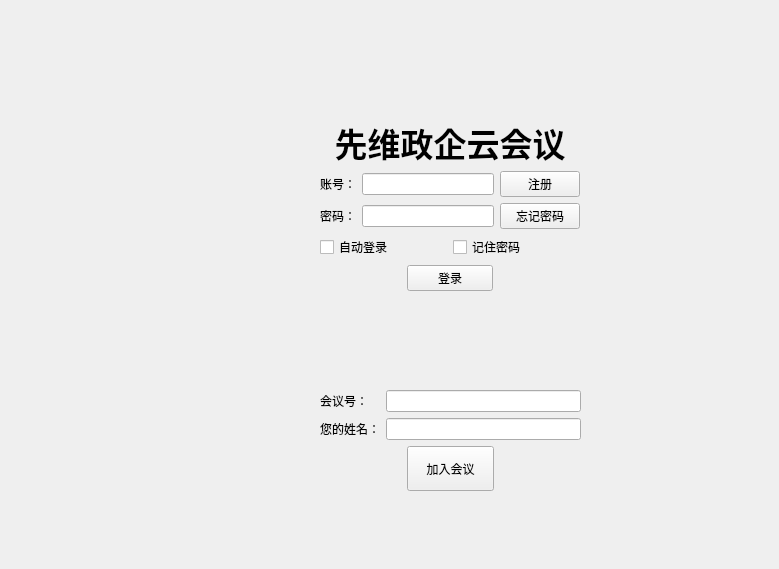
The window that LoginFrame.ui (MichaelHuang88/MeetingClient) describes before a commit, drawn with Qt 5.
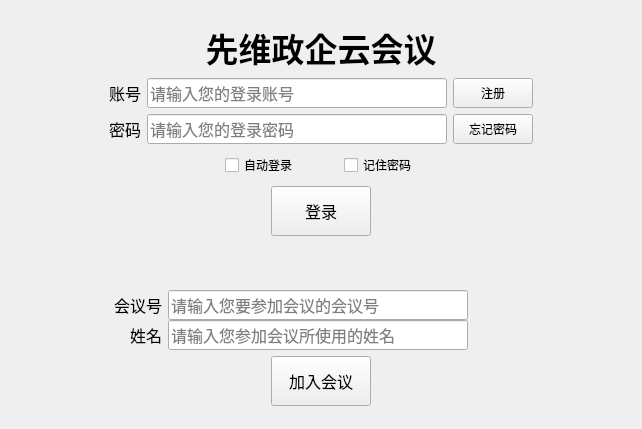
The same window after the commit. Icons and pictures are not drawn.

The edit to the form file:
```diff
--- a/LoginFrame.ui
+++ b/LoginFrame.ui
@@ -6,8 +6,8 @@
    <rect>
     <x>0</x>
     <y>0</y>
-    <width>779</width>
-    <height>569</height>
+    <width>642</width>
+    <height>429</height>
    </rect>
   </property>
   <property name="windowTitle">
@@ -19,18 +19,17 @@
   <property name="styleSheet">
    <string notr="true">border-image: \*url();</string>
   </property>
-  <widget class="QWidget" name="layoutWidget">
-   <property name="geometry">
-    <rect>
-     <x>320</x>
-     <y>120</y>
-     <width>260</width>
-     <height>171</height>
-    </rect>
-   </property>
+  <layout class="QVBoxLayout" name="verticalLayout_5">
+   <item>
    <layout class="QVBoxLayout" name="verticalLayout">
     <item>
      <widget class="QLabel" name="myNameLabel">
+       <property name="sizePolicy">
+        <sizepolicy hsizetype="Preferred" vsizetype="Fixed">
+         <horstretch>0</horstretch>
+         <verstretch>0</verstretch>
+        </sizepolicy>
+       </property>
       <property name="font">
        <font>
         <pointsize>25</pointsize>
@@ -48,62 +47,280 @@
     </item>
     <item>
      <layout class="QHBoxLayout" name="horizontalLayout">
+       <item>
+        <spacer name="horizontalSpacer_5">
+         <property name="orientation">
+          <enum>Qt::Horizontal</enum>
+         </property>
+         <property name="sizeHint" stdset="0">
+          <size>
+           <width>40</width>
+           <height>20</height>
+          </size>
+         </property>
+        </spacer>
+       </item>
       <item>
        <widget class="QLabel" name="accountLabel">
+         <property name="sizePolicy">
+          <sizepolicy hsizetype="Fixed" vsizetype="Fixed">
+           <horstretch>0</horstretch>
+           <verstretch>0</verstretch>
+          </sizepolicy>
+         </property>
+         <property name="minimumSize">
+          <size>
+           <width>0</width>
+           <height>30</height>
+          </size>
+         </property>
+         <property name="font">
+          <font>
+           <pointsize>12</pointsize>
+          </font>
+         </property>
         <property name="text">
-         <string>账号：</string>
+          <string>账号</string>
+         </property>
+         <property name="alignment">
+          <set>Qt::AlignLeading|Qt::AlignLeft|Qt::AlignVCenter</set>
         </property>
        </widget>
       </item>
       <item>
-       <widget class="QLineEdit" name="accountLineEdit"/>
+        <widget class="QLineEdit" name="accountLineEdit">
+         <property name="sizePolicy">
+          <sizepolicy hsizetype="Fixed" vsizetype="Fixed">
+           <horstretch>0</horstretch>
+           <verstretch>0</verstretch>
+          </sizepolicy>
+         </property>
+         <property name="minimumSize">
+          <size>
+           <width>300</width>
+           <height>30</height>
+          </size>
+         </property>
+         <property name="font">
+          <font>
+           <pointsize>12</pointsize>
+          </font>
+         </property>
+         <property name="placeholderText">
+          <string>请输入您的登录账号</string>
+         </property>
+        </widget>
       </item>
       <item>
        <widget class="QPushButton" name="regPushButton">
+         <property name="sizePolicy">
+          <sizepolicy hsizetype="Fixed" vsizetype="Fixed">
+           <horstretch>0</horstretch>
+           <verstretch>0</verstretch>
+          </sizepolicy>
+         </property>
+         <property name="minimumSize">
+          <size>
+           <width>60</width>
+           <height>30</height>
+          </size>
+         </property>
         <property name="text">
          <string>注册</string>
         </property>
        </widget>
       </item>
+       <item>
+        <spacer name="horizontalSpacer_6">
+         <property name="orientation">
+          <enum>Qt::Horizontal</enum>
+         </property>
+         <property name="sizeHint" stdset="0">
+          <size>
+           <width>40</width>
+           <height>20</height>
+          </size>
+         </property>
+        </spacer>
+       </item>
      </layout>
     </item>
     <item>
      <layout class="QHBoxLayout" name="horizontalLayout_2">
+       <item>
+        <spacer name="horizontalSpacer_7">
+         <property name="orientation">
+          <enum>Qt::Horizontal</enum>
+         </property>
+         <property name="sizeHint" stdset="0">
+          <size>
+           <width>40</width>
+           <height>20</height>
+          </size>
+         </property>
+        </spacer>
+       </item>
       <item>
        <widget class="QLabel" name="pwdLabel">
+         <property name="sizePolicy">
+          <sizepolicy hsizetype="Fixed" vsizetype="Fixed">
+           <horstretch>0</horstretch>
+           <verstretch>30</verstretch>
+          </sizepolicy>
+         </property>
+         <property name="font">
+          <font>
+           <pointsize>12</pointsize>
+          </font>
+         </property>
         <property name="text">
-         <string>密码：</string>
+          <string>密码</string>
+         </property>
+         <property name="alignment">
+          <set>Qt::AlignLeading|Qt::AlignLeft|Qt::AlignVCenter</set>
         </property>
        </widget>
       </item>
       <item>
-       <widget class="QLineEdit" name="pwdLineEdit_2"/>
+        <widget class="QLineEdit" name="pwdLineEdit">
+         <property name="sizePolicy">
+          <sizepolicy hsizetype="Fixed" vsizetype="Fixed">
+           <horstretch>0</horstretch>
+           <verstretch>0</verstretch>
+          </sizepolicy>
+         </property>
+         <property name="minimumSize">
+          <size>
+           <width>300</width>
+           <height>30</height>
+          </size>
+         </property>
+         <property name="font">
+          <font>
+           <pointsize>12</pointsize>
+          </font>
+         </property>
+         <property name="placeholderText">
+          <string>请输入您的登录密码</string>
+         </property>
+        </widget>
       </item>
       <item>
        <widget class="QPushButton" name="fgtPwdPushButton">
+         <property name="sizePolicy">
+          <sizepolicy hsizetype="Fixed" vsizetype="Fixed">
+           <horstretch>0</horstretch>
+           <verstretch>0</verstretch>
+          </sizepolicy>
+         </property>
+         <property name="minimumSize">
+          <size>
+           <width>60</width>
+           <height>30</height>
+          </size>
+         </property>
         <property name="text">
          <string>忘记密码</string>
         </property>
        </widget>
       </item>
+       <item>
+        <spacer name="horizontalSpacer_8">
+         <property name="orientation">
+          <enum>Qt::Horizontal</enum>
+         </property>
+         <property name="sizeHint" stdset="0">
+          <size>
+           <width>40</width>
+           <height>20</height>
+          </size>
+         </property>
+        </spacer>
+       </item>
      </layout>
     </item>
     <item>
      <layout class="QHBoxLayout" name="horizontalLayout_3">
+       <item>
+        <spacer name="horizontalSpacer_9">
+         <property name="orientation">
+          <enum>Qt::Horizontal</enum>
+         </property>
+         <property name="sizeHint" stdset="0">
+          <size>
+           <width>40</width>
+           <height>20</height>
+          </size>
+         </property>
+        </spacer>
+       </item>
       <item>
        <widget class="QCheckBox" name="autoLogincheckBox">
+         <property name="sizePolicy">
+          <sizepolicy hsizetype="Fixed" vsizetype="Fixed">
+           <horstretch>0</horstretch>
+           <verstretch>0</verstretch>
+          </sizepolicy>
+         </property>
+         <property name="minimumSize">
+          <size>
+           <width>0</width>
+           <height>30</height>
+          </size>
+         </property>
         <property name="text">
          <string>自动登录</string>
         </property>
        </widget>
       </item>
+       <item>
+        <spacer name="horizontalSpacer_11">
+         <property name="orientation">
+          <enum>Qt::Horizontal</enum>
+         </property>
+         <property name="sizeType">
+          <enum>QSizePolicy::Preferred</enum>
+         </property>
+         <property name="sizeHint" stdset="0">
+          <size>
+           <width>40</width>
+           <height>20</height>
+          </size>
+         </property>
+        </spacer>
+       </item>
       <item>
        <widget class="QCheckBox" name="remPwdcheckBox">
+         <property name="sizePolicy">
+          <sizepolicy hsizetype="Fixed" vsizetype="Fixed">
+           <horstretch>0</horstretch>
+           <verstretch>0</verstretch>
+          </sizepolicy>
+         </property>
+         <property name="minimumSize">
+          <size>
+           <width>0</width>
+           <height>30</height>
+          </size>
+         </property>
         <property name="text">
          <string>记住密码</string>
         </property>
        </widget>
       </item>
+       <item>
+        <spacer name="horizontalSpacer_10">
+         <property name="orientation">
+          <enum>Qt::Horizontal</enum>
+         </property>
+         <property name="sizeHint" stdset="0">
+          <size>
+           <width>40</width>
+           <height>20</height>
+          </size>
+         </property>
+        </spacer>
+       </item>
      </layout>
     </item>
     <item>
@@ -124,11 +341,22 @@
       <item>
        <widget class="QPushButton" name="loginPushButton">
         <property name="sizePolicy">
-         <sizepolicy hsizetype="Expanding" vsizetype="Expanding">
+          <sizepolicy hsizetype="Fixed" vsizetype="Fixed">
           <horstretch>0</horstretch>
           <verstretch>0</verstretch>
          </sizepolicy>
         </property>
+         <property name="minimumSize">
+          <size>
+           <width>100</width>
+           <height>50</height>
+          </size>
+         </property>
+         <property name="font">
+          <font>
+           <pointsize>12</pointsize>
+          </font>
+         </property>
         <property name="text">
          <string>登录</string>
         </property>
@@ -150,35 +378,99 @@
      </layout>
     </item>
    </layout>
-  </widget>
-  <widget class="QWidget" name="layoutWidget">
-   <property name="geometry">
-    <rect>
-     <x>320</x>
-     <y>390</y>
-     <width>261</width>
-     <height>101</height>
-    </rect>
-   </property>
+   </item>
+   <item>
+    <spacer name="verticalSpacer">
+     <property name="orientation">
+      <enum>Qt::Vertical</enum>
+     </property>
+     <property name="sizeType">
+      <enum>QSizePolicy::Fixed</enum>
+     </property>
+     <property name="sizeHint" stdset="0">
+      <size>
+       <width>20</width>
+       <height>36</height>
+      </size>
+     </property>
+    </spacer>
+   </item>
+   <item>
    <layout class="QVBoxLayout" name="verticalLayout_4">
     <property name="sizeConstraint">
-     <enum>QLayout::SetMinAndMaxSize</enum>
+      <enum>QLayout::SetDefaultConstraint</enum>
     </property>
     <item>
      <layout class="QHBoxLayout" name="horizontalLayout_5">
+       <item>
+        <spacer name="horizontalSpacer_12">
+         <property name="orientation">
+          <enum>Qt::Horizontal</enum>
+         </property>
+         <property name="sizeHint" stdset="0">
+          <size>
+           <width>40</width>
+           <height>20</height>
+          </size>
+         </property>
+        </spacer>
+       </item>
       <item>
        <layout class="QVBoxLayout" name="verticalLayout_2">
+         <property name="spacing">
+          <number>0</number>
+         </property>
         <item>
          <widget class="QLabel" name="accountLabel_2">
+           <property name="sizePolicy">
+            <sizepolicy hsizetype="Fixed" vsizetype="Fixed">
+             <horstretch>0</horstretch>
+             <verstretch>0</verstretch>
+            </sizepolicy>
+           </property>
+           <property name="minimumSize">
+            <size>
+             <width>0</width>
+             <height>30</height>
+            </size>
+           </property>
+           <property name="font">
+            <font>
+             <pointsize>12</pointsize>
+            </font>
+           </property>
           <property name="text">
-           <string>会议号：</string>
+            <string>会议号</string>
+           </property>
+           <property name="alignment">
+            <set>Qt::AlignRight|Qt::AlignTrailing|Qt::AlignVCenter</set>
           </property>
          </widget>
         </item>
         <item>
          <widget class="QLabel" name="pwdLabel_2">
+           <property name="sizePolicy">
+            <sizepolicy hsizetype="Fixed" vsizetype="Fixed">
+             <horstretch>0</horstretch>
+             <verstretch>0</verstretch>
+            </sizepolicy>
+           </property>
+           <property name="minimumSize">
+            <size>
+             <width>0</width>
+             <height>30</height>
+            </size>
+           </property>
+           <property name="font">
+            <font>
+             <pointsize>12</pointsize>
+            </font>
+           </property>
+           <property name="layoutDirection">
+            <enum>Qt::RightToLeft</enum>
+           </property>
           <property name="text">
-           <string>您的姓名：</string>
+            <string>姓名</string>
           </property>
          </widget>
         </item>
@@ -186,14 +478,88 @@
       </item>
       <item>
        <layout class="QVBoxLayout" name="verticalLayout_3">
+         <property name="spacing">
+          <number>0</number>
+         </property>
         <item>
-         <widget class="QLineEdit" name="accountLineEdit_2"/>
+          <widget class="QLineEdit" name="accountLineEdit_2">
+           <property name="sizePolicy">
+            <sizepolicy hsizetype="Fixed" vsizetype="Fixed">
+             <horstretch>0</horstretch>
+             <verstretch>0</verstretch>
+            </sizepolicy>
+           </property>
+           <property name="minimumSize">
+            <size>
+             <width>300</width>
+             <height>30</height>
+            </size>
+           </property>
+           <property name="font">
+            <font>
+             <pointsize>12</pointsize>
+            </font>
+           </property>
+           <property name="placeholderText">
+            <string>请输入您要参加会议的会议号</string>
+           </property>
+          </widget>
         </item>
         <item>
-         <widget class="QLineEdit" name="pwdLineEdit_3"/>
+          <widget class="QLineEdit" name="pwdLineEdit_3">
+           <property name="sizePolicy">
+            <sizepolicy hsizetype="Fixed" vsizetype="Fixed">
+             <horstretch>0</horstretch>
+             <verstretch>0</verstretch>
+            </sizepolicy>
+           </property>
+           <property name="minimumSize">
+            <size>
+             <width>300</width>
+             <height>30</height>
+            </size>
+           </property>
+           <property name="font">
+            <font>
+             <pointsize>12</pointsize>
+            </font>
+           </property>
+           <property name="placeholderText">
+            <string>请输入您参加会议所使用的姓名</string>
+           </property>
+          </widget>
         </item>
        </layout>
       </item>
+       <item>
+        <spacer name="horizontalSpacer_14">
+         <property name="orientation">
+          <enum>Qt::Horizontal</enum>
+         </property>
+         <property name="sizeType">
+          <enum>QSizePolicy::Fixed</enum>
+         </property>
+         <property name="sizeHint" stdset="0">
+          <size>
+           <width>60</width>
+           <height>30</height>
+          </size>
+         </property>
+        </spacer>
+       </item>
+       <item>
+        <spacer name="horizontalSpacer_13">
+         <property name="orientation">
+          <enum>Qt::Horizontal</enum>
+         </property>
+         <property name="sizeHint" stdset="0">
+          <size>
+           <width>40</width>
+           <height>20</height>
+          </size>
+         </property>
+        </spacer>
+       </item>
      </layout>
     </item>
     <item>
@@ -214,23 +580,28 @@
       <item>
        <widget class="QPushButton" name="loginPushButton_2">
         <property name="sizePolicy">
-         <sizepolicy hsizetype="Expanding" vsizetype="Expanding">
+          <sizepolicy hsizetype="Fixed" vsizetype="Fixed">
           <horstretch>0</horstretch>
           <verstretch>0</verstretch>
          </sizepolicy>
         </property>
         <property name="minimumSize">
          <size>
-          <width>80</width>
-          <height>40</height>
+           <width>100</width>
+           <height>50</height>
          </size>
         </property>
         <property name="maximumSize">
          <size>
-          <width>160</width>
-          <height>80</height>
-         </size>
-        </property>
+           <width>16777215</width>
+           <height>16777215</height>
+          </size>
+         </property>
+         <property name="font">
+          <font>
+           <pointsize>12</pointsize>
+          </font>
+         </property>
         <property name="text">
          <string>加入会议</string>
         </property>
@@ -252,7 +623,8 @@
      </layout>
     </item>
    </layout>
-  </widget>
+   </item>
+  </layout>
  </widget>
  <resources/>
  <connections/>
```
Left out of the diff: 22 changed lines with no effect on the pictures. Lines whose indentation alone changed are shown as unchanged.
